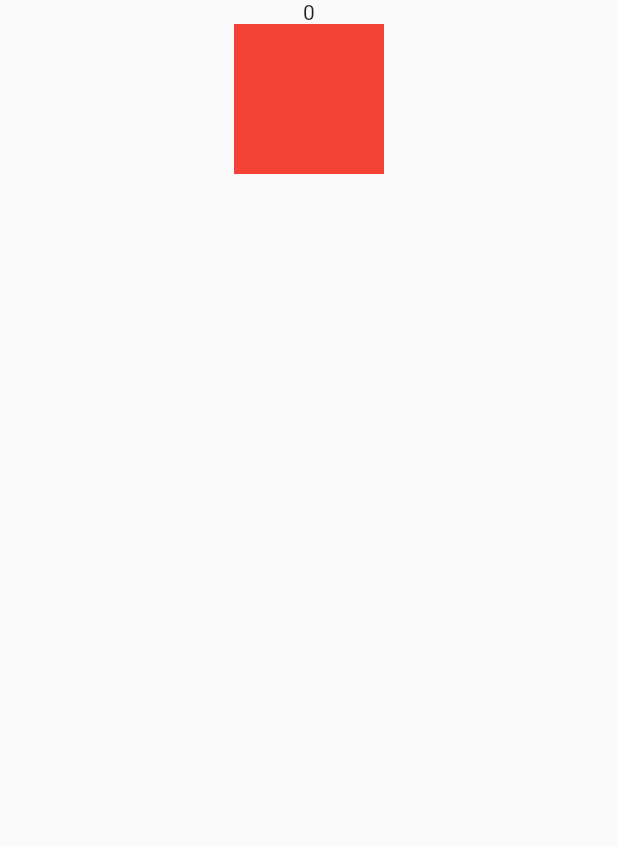
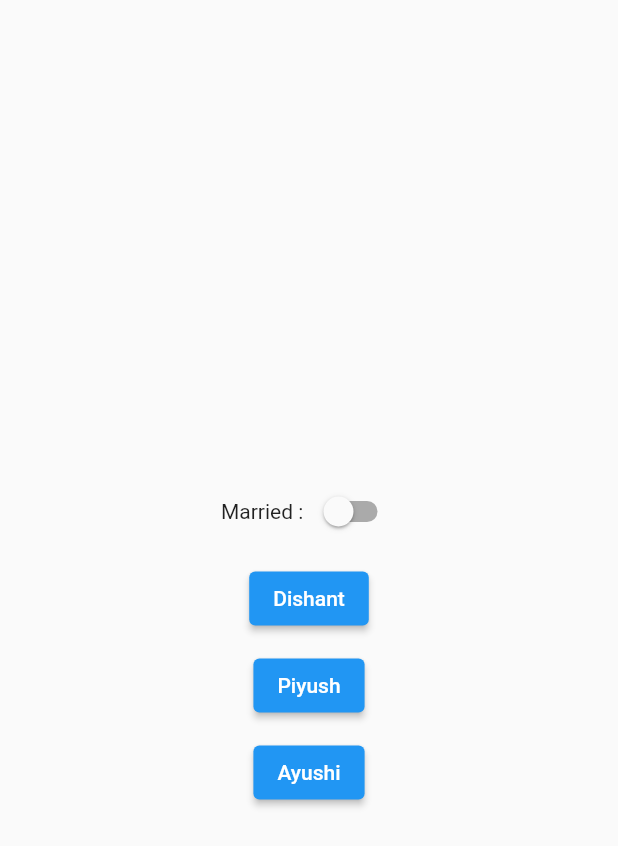
Before and after one commit to Dishant-JV/instagramApp, a Flutter app: the screen it shows after launch, on a phone screen of 412 x 824 dp. Shown: the top 846 px of the screen. Run offline on Flutter 3.47's test engine with Material 2 defaults, Android fonts, the phone set to English and light mode, and no system bars; our stand-ins replace image_picker, permission_handler, photo_view, shared_preferences; missing offline and left inert: flutter_downloader, swipeable_page_route.

Commit message:
Model class is learnt

```diff
--- /dev/null
+++ b/instagram/lib/demos/model_demo.dart
@@ -0,0 +1,89 @@
+import 'package:flutter/cupertino.dart';
+import 'package:flutter/material.dart';
+import 'package:instagram/models/employee.dart';
+
+class ModelDemo extends StatefulWidget {
+  const ModelDemo({Key? key}) : super(key: key);
+
+  @override
+  _ModelDemoState createState() => _ModelDemoState();
+}
+
+class _ModelDemoState extends State<ModelDemo> {
+  Employee employee = Employee(list: []);
+
+  @override
+  Widget build(BuildContext context) {
+    return SafeArea(
+      child: Scaffold(
+        body: Container(
+          padding: EdgeInsets.all(20),
+          child: Column(
+            crossAxisAlignment: CrossAxisAlignment.center,
+            mainAxisAlignment: MainAxisAlignment.center,
+            children: [
+              ListView.builder(
+                  shrinkWrap: true,
+                  itemCount: employee.list?.length,
+                  itemBuilder: (BuildContext context, index) {
+                    return Text(employee.list![index]);
+                  }),
+              Text(employee.name ?? ""),
+              Text((employee.salary ?? "").toString()),
+              Row(
+                mainAxisSize: MainAxisSize.min,
+                children: [
+                  Text("Married : "),
+                  Switch(
+                      value: employee.married ?? false, onChanged: (value) {}),
+                ],
+              ),
+              SizedBox(
+                height: 10,
+              ),
+              ElevatedButton(
+                  onPressed: () {
+                    setState(() {
+                      employee = Employee(
+                          name: "tilak",
+                          salary: 12999,
+                          married: true,
+                          list: ['rajnik']);
+                    });
+                  },
+                  child: Text("Dishant")),
+              SizedBox(
+                height: 10,
+              ),
+              ElevatedButton(
+                  onPressed: () {
+                    setState(() {
+                      employee = Employee(
+                          name: "piyush",
+                          salary: 11099,
+                          married: false,
+                          list: ['a', 'b']);
+                    });
+                  },
+                  child: Text("Piyush")),
+              SizedBox(
+                height: 10,
+              ),
+              ElevatedButton(
+                  onPressed: () {
+                    setState(() {
+                      employee = Employee(
+                          name: "Ayushi",
+                          salary: 17999,
+                          married: true,
+                          list: ['c', 'd', 'sd', 'sd', 'df']);
+                    });
+                  },
+                  child: Text("Ayushi")),
+            ],
+          ),
+        ),
+      ),
+    );
+  }
+}
--- a/instagram/lib/main.dart
+++ b/instagram/lib/main.dart
@@ -1,6 +1,7 @@
 import 'dart:async';
 import 'dart:io';
 import 'package:instagram/demos/dialog_demo.dart';
+import 'package:instagram/demos/model_demo.dart';
 import 'package:instagram/utils/globals.dart' as globals;
 import 'package:flutter/cupertino.dart';
 import 'package:flutter/material.dart';
@@ -40,7 +41,7 @@ void main()async{
     SystemUiOverlayStyle(statusBarColor: Colors.red);
     runApp(
       MaterialApp(
-        home:DownloadingScreen(),
+        home:ModelDemo(),
         debugShowCheckedModeBanner: false,
       ),
     );
--- /dev/null
+++ b/instagram/lib/models/employee.dart
@@ -0,0 +1,9 @@
+class Employee {
+  String? name;
+  int? salary;
+  bool? married;
+  List<String>? list;
+
+  Employee({this.name, this.salary, this.married,this.list});
+
+}
```
